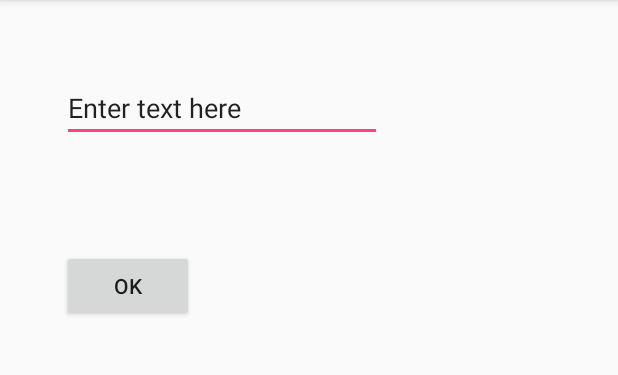
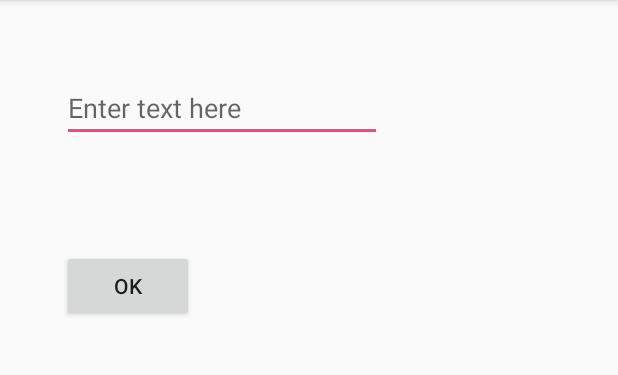
Before and after one commit to Markieta/Workshop2_Summer2017, an Android app: the SecondActivity screen opened directly, with no data from a screen before it, on a phone screen of 412 x 824 dp, the part 84-459 px from its top. Run offline under Robolectric (Android 15) with nearby library versions, the phone set to English and light mode, and no system bars.

Commit message:
Change EditText text to hint

```diff
--- a/app/src/main/res/layout/activity_second.xml
+++ b/app/src/main/res/layout/activity_second.xml
@@ -11,19 +11,19 @@
     tools:context="com.example.mareklaskowski.workshop2_summer2017.SecondActivity">
 
     <EditText
+        android:id="@+id/editText"
         android:layout_width="wrap_content"
         android:layout_height="wrap_content"
-        android:inputType="textPersonName"
-        android:text="Enter text here"
-        android:ems="10"
+        android:layout_alignParentStart="true"
         android:layout_alignParentTop="true"
-        android:layout_alignParentStart="true"
         android:layout_marginStart="25dp"
         android:layout_marginTop="33dp"
-        android:id="@+id/editText" />
+        android:ems="10"
+        android:hint="@string/edit_text_hint"
+        android:inputType="textPersonName" />
 
     <Button
-        android:text="OK"
+        android:text="@string/ok_button_text"
         android:layout_width="wrap_content"
         android:layout_height="wrap_content"
         android:layout_below="@+id/editText"
--- a/app/src/main/res/values/strings.xml
+++ b/app/src/main/res/values/strings.xml
@@ -1,3 +1,5 @@
 <resources>
     <string name="app_name">your name here</string>
+    <string name="edit_text_hint">Enter text here</string>
+    <string name="ok_button_text">OK</string>
 </resources>
```
